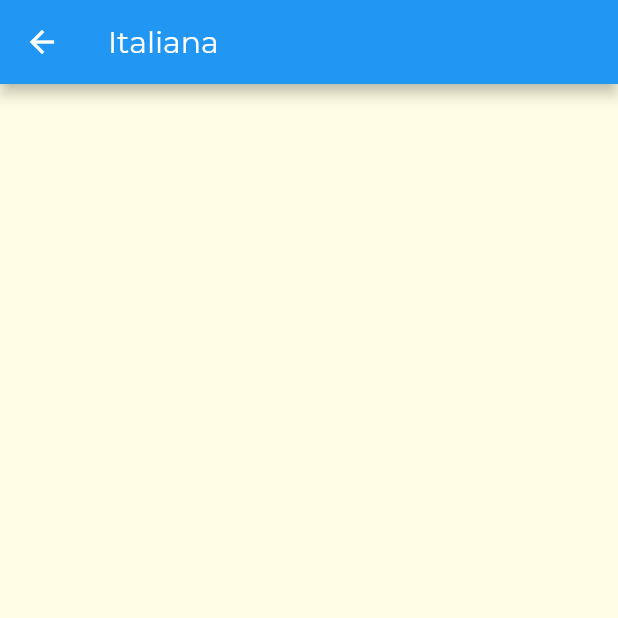
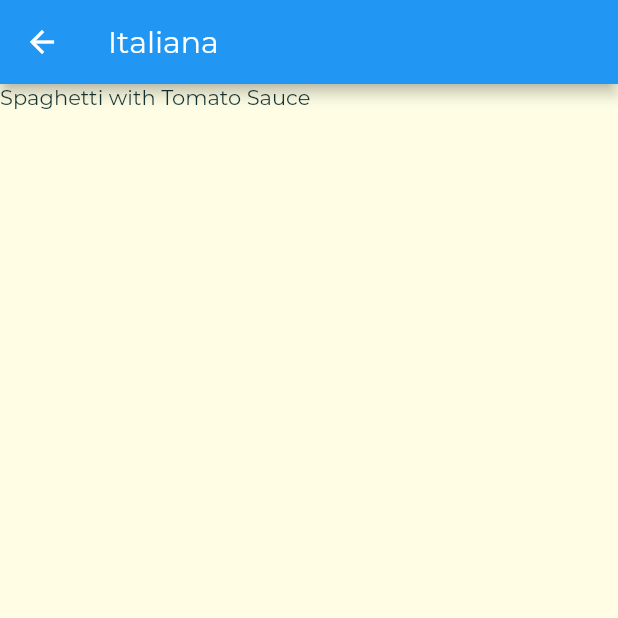
Before and after one commit to mariugo/meu_cardapio, a Flutter app: the screen it shows after launch, after a tap on "Italiana", on a phone screen of 412 x 824 dp, the top half of it. Run offline on Flutter 3.47's test engine with Material 2 defaults, Android fonts, the light colour scheme and no system bars.

Commit message:
Receitas e navegação

```diff
--- a/lib/screens/categorias_receitas_screen.dart
+++ b/lib/screens/categorias_receitas_screen.dart
@@ -1,4 +1,6 @@
 import 'package:flutter/material.dart';
+
+import '../model/dummy_data.dart';
 
 class CategoriasReceitasScreen extends StatelessWidget {
   final String categoriaId;
@@ -11,15 +13,21 @@ class CategoriasReceitasScreen extends StatelessWidget {
 
   @override
   Widget build(BuildContext context) {
+    final categoriasReceitas = DUMMY_RECEITAS
+        .where((receita) => receita.categorias.contains(categoriaId))
+        .toList();
+
     final myAppBar = AppBar(
       title: Text(categoriaNome),
     );
     return SafeArea(
       child: Scaffold(
         appBar: myAppBar,
-        body: ListView.builder(itemBuilder: (ctx, index) {
-
-        }, itemCount: ,),
+        body: ListView.builder(
+          itemBuilder: (ctx, index) =>
+              Text(categoriasReceitas[index].nomeReceita),
+          itemCount: categoriasReceitas.length,
+        ),
       ),
     );
   }
```
